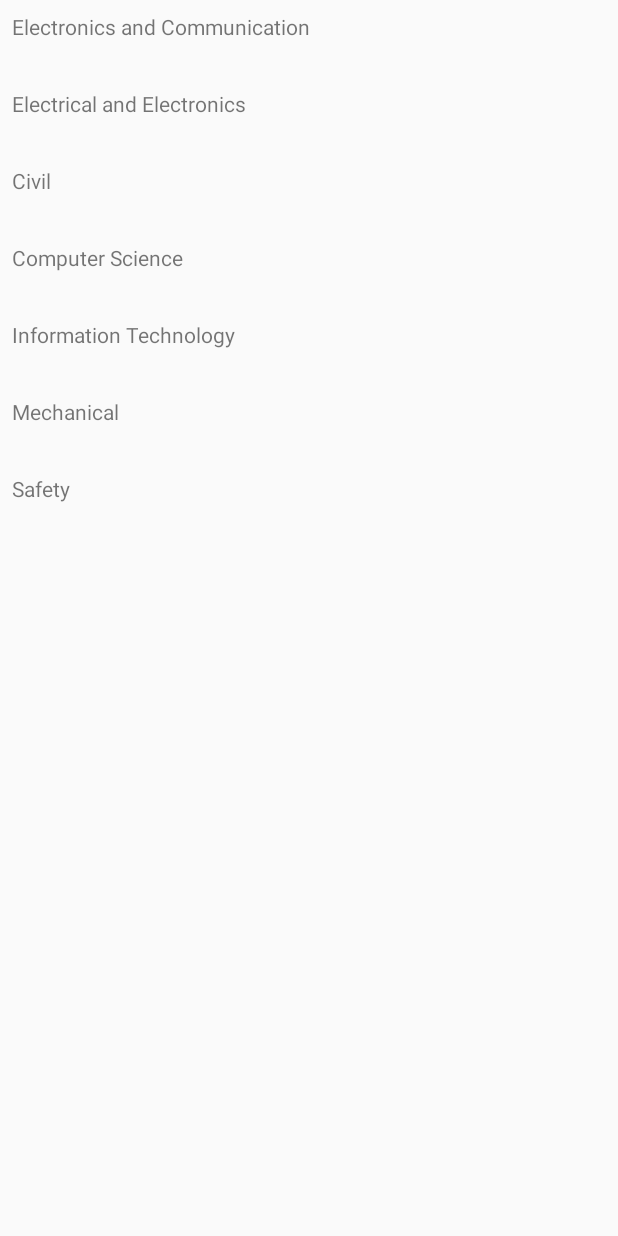
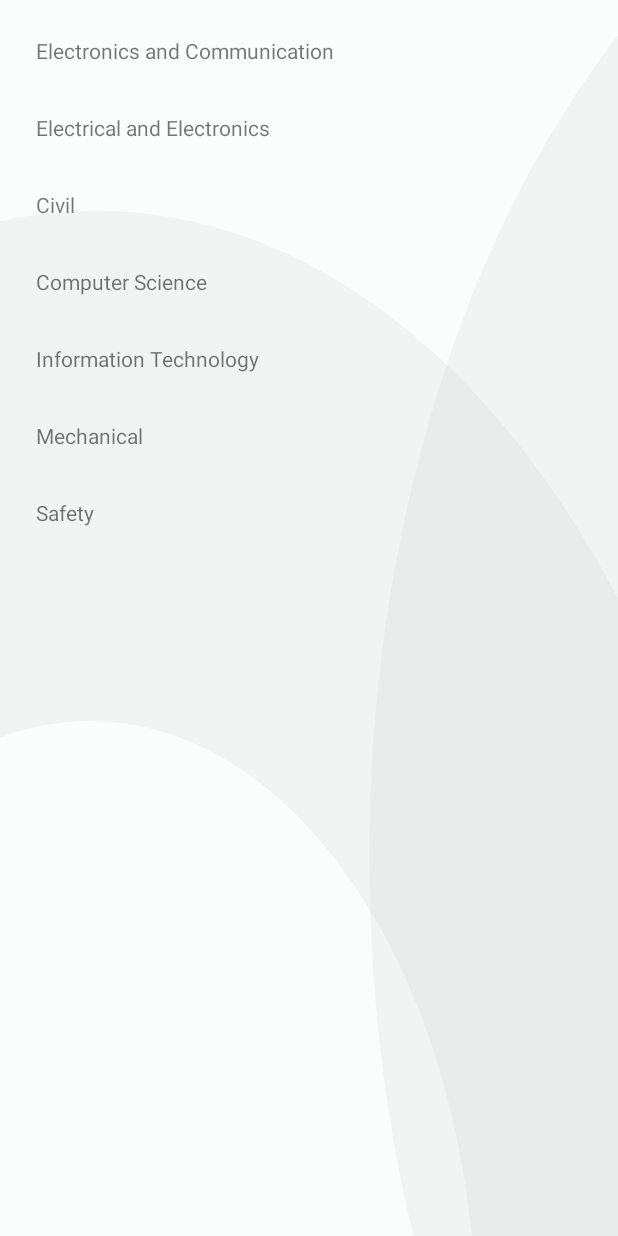
Before and after one commit to JoeyDoesntShareFood/RecyclerTest, an Android app: the screen it shows after launch (MainActivity), on a phone screen of 412 x 824 dp. Run offline under Robolectric (Android 15) with nearby library versions, the phone set to English and light mode, and no system bars; our stand-ins replace Firebase (no records; nobody signed in at launch, a user with empty details on screens opened directly).

Commit message:
Events completed

```diff
--- a/app/src/main/java/com/example/jyothisp/recyclertest/FlagshipAdapter.java
+++ b/app/src/main/java/com/example/jyothisp/recyclertest/FlagshipAdapter.java
@@ -30,6 +30,10 @@ public class FlagshipAdapter extends RecyclerView.Adapter<FlagshipAdapter.Flagsh
     }
 
     public FlagshipAdapter(){}
+
+    public Event getEventAtIndex(int position) {
+        return eventArrayList.get(position);
+    }
 
 
     public class FlagshipHolder extends RecyclerView.ViewHolder {
--- a/app/src/main/java/com/example/jyothisp/recyclertest/ListFragment.java
+++ b/app/src/main/java/com/example/jyothisp/recyclertest/ListFragment.java
@@ -68,6 +68,21 @@ public class ListFragment extends Fragment {
         mFlagshipRecyclerView.setNestedScrollingEnabled(false);
         prepareFlagshipEvents();
         experimentalAutoScroll(0);
+        mFlagshipRecyclerView.addOnItemTouchListener(new RecyclerTouchListener(getContext(), mFlagshipRecyclerView, new RecyclerTouchListener.ClickListener() {
+            @Override
+            public void onClick(View view, int position) {
+
+                Event clickedEvent = mFlagshipAdapter.getEventAtIndex(position);
+                Bundle bundle = new Bundle();
+                bundle.putSerializable("event", clickedEvent);
+                animateToDetails(view, bundle);
+            }
+
+            @Override
+            public void onLongClick(View view, int position) {
+
+            }
+        }));
         mFlagshipRecyclerView.addOnScrollListener(new RecyclerView.OnScrollListener() {
             @Override
             public void onScrollStateChanged(@NonNull RecyclerView recyclerView, int newState) {
@@ -236,17 +251,32 @@ public class ListFragment extends Fragment {
     }
 
     private void prepareFlagshipEvents() {
-        final int cur = 3;
-        List<String> events = Arrays.asList("ee", "ec", "ce", "cs", "it", "me", "se");
         final FirebaseDatabase database = FirebaseDatabase.getInstance();
-        DatabaseReference event_ref = database.getReference().child("events").child(events.get(3));
-        event_ref.addValueEventListener(new ValueEventListener() {
+        DatabaseReference event_ref = database.getReference().child("events").child("co");
+        event_ref.addListenerForSingleValueEvent(new ValueEventListener() {
             @Override
             public void onDataChange(@NonNull DataSnapshot dataSnapshot) {
                 for (DataSnapshot event : dataSnapshot.getChildren()) {
-                    flagshipEvents.add(new Event(event.getKey(), (String) event.child("caption").getValue() ));
-                    Log.e("Event:", event.getKey());
+                    ArrayList<Coordinator> coordinators  = new ArrayList<>();
+                    for (DataSnapshot coordinator : event.child("coordinators").getChildren()) {
+                        coordinators.add(coordinator.getValue(Coordinator.class));
+                    }
+
+                    flagshipEvents.add(new Event(event.getKey()
+                            , (String) event.child("caption").getValue()
+                            , (String) event.child("description").getValue()
+                            , (String) event.child("rules").getValue()
+                            , (String) event.child("prize1").getValue()
+                            , (String) event.child("prize2").getValue()
+                            , (String) event.child("prize3").getValue()
+                            , (String) event.child("fee").getValue()
+                            , (String) event.child("registration").getValue()
+                            , coordinators.get(0)
+                            , coordinators.get(1))  );
+//                        Log.e("Event:", event.getKey() );
                     mFlagshipAdapter.notifyDataSetChanged();
+                    //hi
+
                 }
             }
 
@@ -256,7 +286,10 @@ public class ListFragment extends Fragment {
 
 
         });
-    }
+        mFlagshipAdapter.notifyDataSetChanged();
+
+
+}
 
 
 
@@ -283,6 +316,7 @@ public class ListFragment extends Fragment {
                                 , (String) event.child("prize2").getValue()
                                 , (String) event.child("prize3").getValue()
                                 , (String) event.child("fee").getValue()
+                                , (String) event.child("registration").getValue()
                                 , coordinators.get(0)
                                 , coordinators.get(1))  );
 //                        Log.e("Event:", event.getKey() );
--- a/app/src/main/res/drawable/event_head_overlay_vector.xml
+++ b/app/src/main/res/drawable/event_head_overlay_vector.xml
@@ -8,7 +8,7 @@
     <group>
         <path
             android:fillColor="#B143C5"
-            android:fillAlpha="0.38"
+            android:fillAlpha="0.20"
             android:strokeAlpha="0.38"
             android:strokeWidth="1"
             android:pathData="M 0 3 H 1079 V 695 H 0 V 3 Z" />
--- /dev/null
+++ b/app/src/main/res/drawable/events_bg_vector.xml
@@ -0,0 +1,25 @@
+<?xml version="1.0" encoding="utf-8"?>
+<vector xmlns:android="http://schemas.android.com/apk/res/android"
+    android:width="1075.74dp"
+    android:height="1351.57dp"
+    android:viewportWidth="1075.74"
+    android:viewportHeight="1351.57">
+
+    <group>
+        <path
+            android:fillColor="#fbfcfc"
+            android:pathData="M -0.02 -3.63 H 1088.98 V 1365.37 H -0.02 V -3.63 Z" />
+        <path
+            android:fillColor="#bcbaba"
+            android:fillAlpha="0.15"
+            android:strokeAlpha="0.15"
+            android:strokeWidth="1"
+            android:pathData="M1819.37-222.63c-649.54,0-1176.12,519.81-1176.12,1161s526.58,1161,1176.12,1161,1176.12-519.81,1176.12-1161S2468.91-222.63,1819.37-222.63Zm-10.64,1887c-371.77,0-673.15-297.51-673.15-664.5s301.38-664.5,673.15-664.5,673.16,297.51,673.16,664.5S2180.5,1664.37,1808.73,1664.37Z" />
+        <path
+            android:fillColor="#bcbaba"
+            android:fillAlpha="0.15"
+            android:strokeAlpha="0.15"
+            android:strokeWidth="1"
+            android:pathData="M167.13,230.37c-649.54,0-1176.12,519.81-1176.12,1161s526.58,1161,1176.12,1161,1176.12-519.81,1176.12-1161S816.67,230.37,167.13,230.37Zm-10.64,1887c-371.77,0-673.15-297.51-673.15-664.5s301.38-664.5,673.15-664.5,673.16,297.51,673.16,664.5S528.26,2117.37,156.49,2117.37Z" />
+    </group>
+</vector>
--- a/app/src/main/res/layout/event_list_tem.xml
+++ b/app/src/main/res/layout/event_list_tem.xml
@@ -14,8 +14,8 @@
     <RelativeLayout
         android:background="@drawable/event_head"
         android:id="@+id/layout_with_bg"
-        android:layout_width="200dp"
-        android:layout_height="150dp">
+        android:layout_width="250dp"
+        android:layout_height="200dp">
 
         <ImageView
             android:layout_width="match_parent"
--- a/app/src/main/res/layout/fragment_list.xml
+++ b/app/src/main/res/layout/fragment_list.xml
@@ -4,6 +4,7 @@
     xmlns:tools="http://schemas.android.com/tools"
     android:layout_width="match_parent"
     android:layout_height="match_parent"
+    android:background="@drawable/events_bg_vector"
     tools:context=".ListFragment">
 
     <LinearLayout
@@ -19,13 +20,12 @@
         <LinearLayout
             android:layout_width="match_parent"
             android:layout_height="wrap_content"
-            android:orientation="vertical">
+            android:orientation="vertical"
+            android:layout_marginTop="16dp">
 
             <TextView
                 android:id="@+id/departments_name_ec"
-                android:layout_width="match_parent"
-                android:layout_height="wrap_content"
-                android:layout_margin="8dp"
+                style="@style/departmentNameStyle"
                 android:text="@string/department_name_ec" />
 
             <android.support.v7.widget.RecyclerView
@@ -43,9 +43,7 @@
 
             <TextView
                 android:id="@+id/departments_name_eee"
-                android:layout_width="match_parent"
-                android:layout_height="wrap_content"
-                android:layout_margin="8dp"
+                style="@style/departmentNameStyle"
                 android:text="@string/department_name_eee" />
 
             <android.support.v7.widget.RecyclerView
@@ -63,9 +61,7 @@
 
             <TextView
                 android:id="@+id/departments_name_ce"
-                android:layout_width="match_parent"
-                android:layout_height="wrap_content"
-                android:layout_margin="8dp"
+                style="@style/departmentNameStyle"
                 android:text="@string/department_name_ce" />
 
             <android.support.v7.widget.RecyclerView
@@ -83,9 +79,7 @@
 
             <TextView
                 android:id="@+id/departments_name_cs"
-                android:layout_width="match_parent"
-                android:layout_height="wrap_content"
-                android:layout_margin="8dp"
+                style="@style/departmentNameStyle"
                 android:text="@string/department_name_cs" />
 
             <android.support.v7.widget.RecyclerView
@@ -104,9 +98,7 @@
 
             <TextView
                 android:id="@+id/departments_name_it"
-                android:layout_width="match_parent"
-                android:layout_height="wrap_content"
-                android:layout_margin="8dp"
+                style="@style/departmentNameStyle"
                 android:text="@string/department_name_it" />
 
             <android.support.v7.widget.RecyclerView
@@ -124,9 +116,7 @@
 
             <TextView
                 android:id="@+id/departments_name_me"
-                android:layout_width="match_parent"
-                android:layout_height="wrap_content"
-                android:layout_margin="8dp"
+                style="@style/departmentNameStyle"
                 android:text="@string/department_name_me" />
 
             <android.support.v7.widget.RecyclerView
@@ -143,9 +133,7 @@
 
             <TextView
                 android:id="@+id/departments_name_se"
-                android:layout_width="match_parent"
-                android:layout_height="wrap_content"
-                android:layout_margin="8dp"
+                style="@style/departmentNameStyle"
                 android:text="@string/department_name_se" />
 
             <android.support.v7.widget.RecyclerView
--- a/app/src/main/res/values/styles.xml
+++ b/app/src/main/res/values/styles.xml
@@ -18,4 +18,11 @@
         <item name="android:textColor">@color/titleTextColor</item>
     </style>
 
+
+    <style name="departmentNameStyle">
+        <item name="android:layout_width">match_parent</item>
+        <item name="android:layout_height">match_parent</item>
+        <item name="android:layout_margin">8dp</item>
+        <item name="android:paddingStart">16dp</item>
+    </style>
 </resources>
```
Also changed, not shown: app/src/main/java/com/example/jyothisp/recyclertest/Event.java (+7 -2 lines), app/src/main/java/com/example/jyothisp/recyclertest/EventDetailsFragment.java (+33 -2 lines), app/src/main/res/drawable/reg_btn_bg.xml (added, +15 -0 lines), app/src/main/res/layout/event_details_layout.xml (+22 -8 lines).
